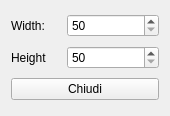
Above: hmodimage.ui from fblabs/hamlet-mod-sancon before the change. Below: the same form after it.
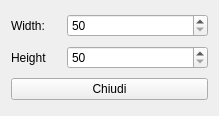
That is the form after the change.

```diff
--- a/hmodimage.ui
+++ b/hmodimage.ui
@@ -9,7 +9,7 @@
    <rect>
     <x>0</x>
     <y>0</y>
-    <width>170</width>
+    <width>219</width>
     <height>116</height>
    </rect>
   </property>
```
